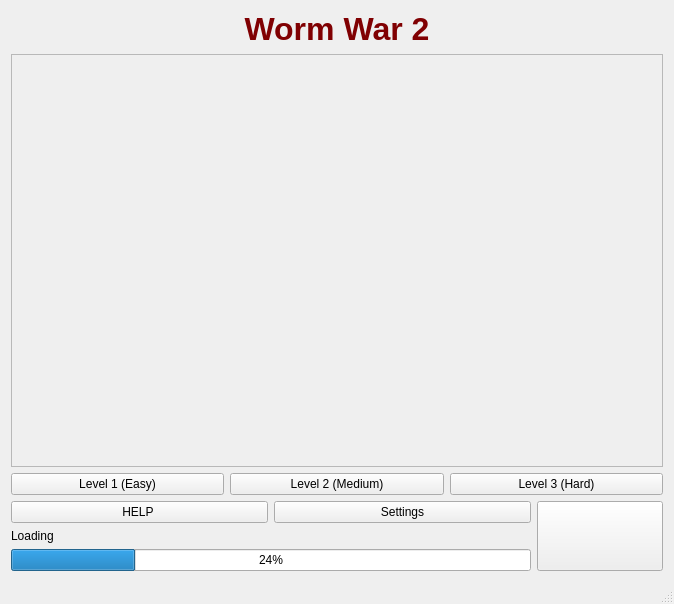
Qt form WormsWar2/mainwindow.ui (MarcoBiroli/Worms) before a commit.
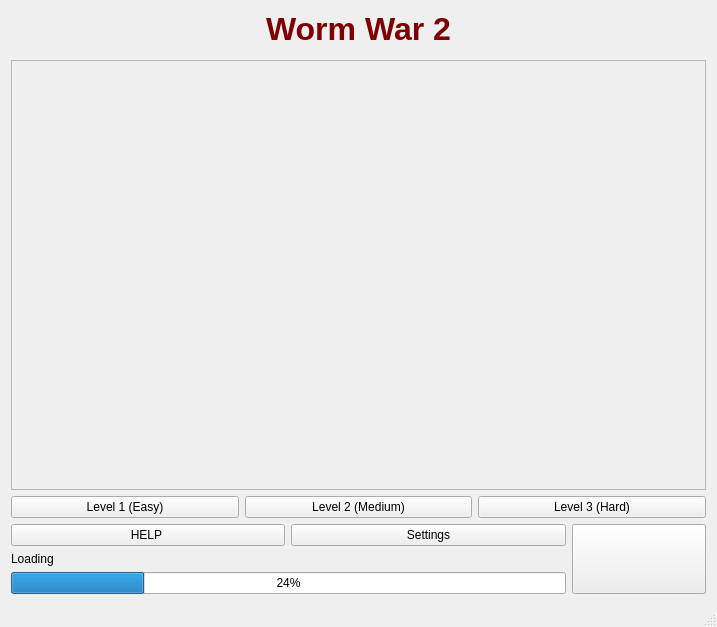
The same form after that commit. Icons and pictures are not drawn.

Diff of the .ui file:
```diff
--- a/WormsWar2/mainwindow.ui
+++ b/WormsWar2/mainwindow.ui
@@ -6,8 +6,8 @@
    <rect>
     <x>0</x>
     <y>0</y>
-    <width>674</width>
-    <height>604</height>
+    <width>717</width>
+    <height>627</height>
    </rect>
   </property>
   <property name="windowTitle">
@@ -18,7 +18,7 @@
   </property>
   <widget class="QWidget" name="centralWidget">
    <layout class="QGridLayout" name="gridLayout_6">
-    <item row="3" column="0">
+    <item row="3" column="0" colspan="5">
      <widget class="QFrame" name="frame">
       <property name="sizePolicy">
        <sizepolicy hsizetype="Expanding" vsizetype="Expanding">
@@ -37,7 +37,40 @@
       </property>
      </widget>
     </item>
-    <item row="5" column="0">
+    <item row="0" column="0" rowspan="2">
+     <widget class="QLabel" name="label_3">
+      <property name="styleSheet">
+       <string notr="true">border-image: url(:/Images/weapons/Missile_left.png)</string>
+      </property>
+      <property name="text">
+       <string/>
+      </property>
+     </widget>
+    </item>
+    <item row="0" column="2">
+     <widget class="QLabel" name="label">
+      <property name="text">
+       <string>&lt;html&gt;&lt;head/&gt;&lt;body&gt;&lt;p align=&quot;center&quot;&gt;&lt;span style=&quot; font-size:24pt; font-weight:600; color:#800002;&quot;&gt;Worm War 2&lt;/span&gt;&lt;/p&gt;&lt;/body&gt;&lt;/html&gt;</string>
+      </property>
+     </widget>
+    </item>
+    <item row="0" column="4">
+     <widget class="QLabel" name="label_2">
+      <property name="sizePolicy">
+       <sizepolicy hsizetype="Preferred" vsizetype="Preferred">
+        <horstretch>0</horstretch>
+        <verstretch>0</verstretch>
+       </sizepolicy>
+      </property>
+      <property name="styleSheet">
+       <string notr="true">border-image: url(:/Images/weapons/BlueGrenade_right.png)</string>
+      </property>
+      <property name="text">
+       <string/>
+      </property>
+     </widget>
+    </item>
+    <item row="5" column="0" colspan="5">
      <layout class="QGridLayout" name="gridLayout_5">
       <item row="0" column="1" colspan="2">
        <widget class="QPushButton" name="Help">
@@ -94,14 +127,7 @@
       </item>
      </layout>
     </item>
-    <item row="0" column="0">
-     <widget class="QLabel" name="label">
-      <property name="text">
-       <string>&lt;html&gt;&lt;head/&gt;&lt;body&gt;&lt;p align=&quot;center&quot;&gt;&lt;span style=&quot; font-size:24pt; font-weight:600; color:#800002;&quot;&gt;Worm War 2&lt;/span&gt;&lt;/p&gt;&lt;/body&gt;&lt;/html&gt;</string>
-      </property>
-     </widget>
-    </item>
-    <item row="4" column="0">
+    <item row="4" column="0" colspan="5">
      <layout class="QGridLayout" name="gridLayout_4">
       <item row="0" column="4">
        <widget class="QPushButton" name="Easy">
```
